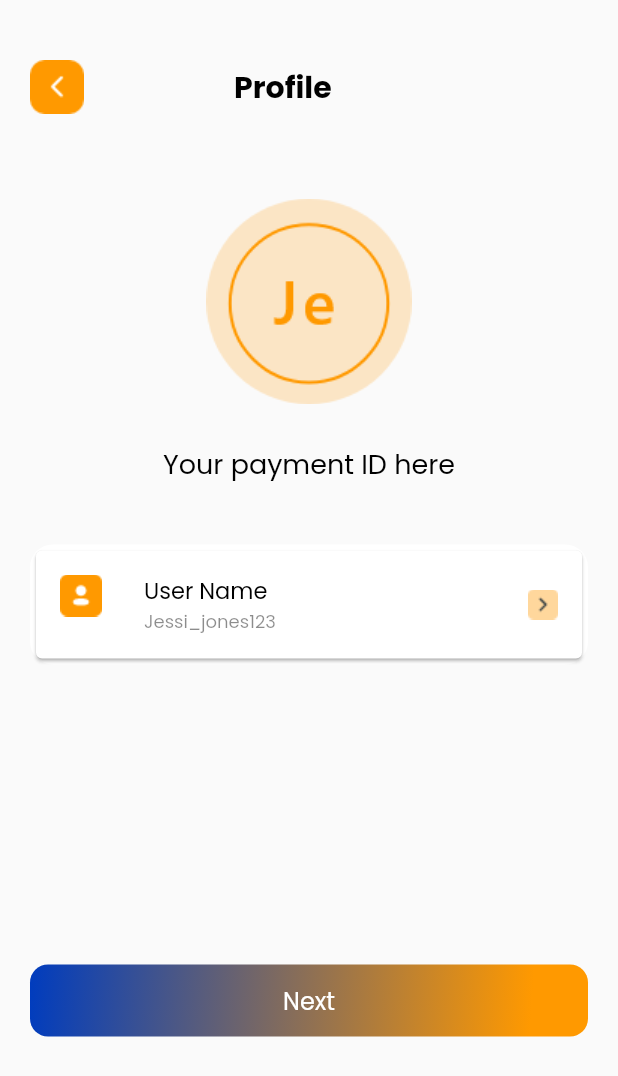
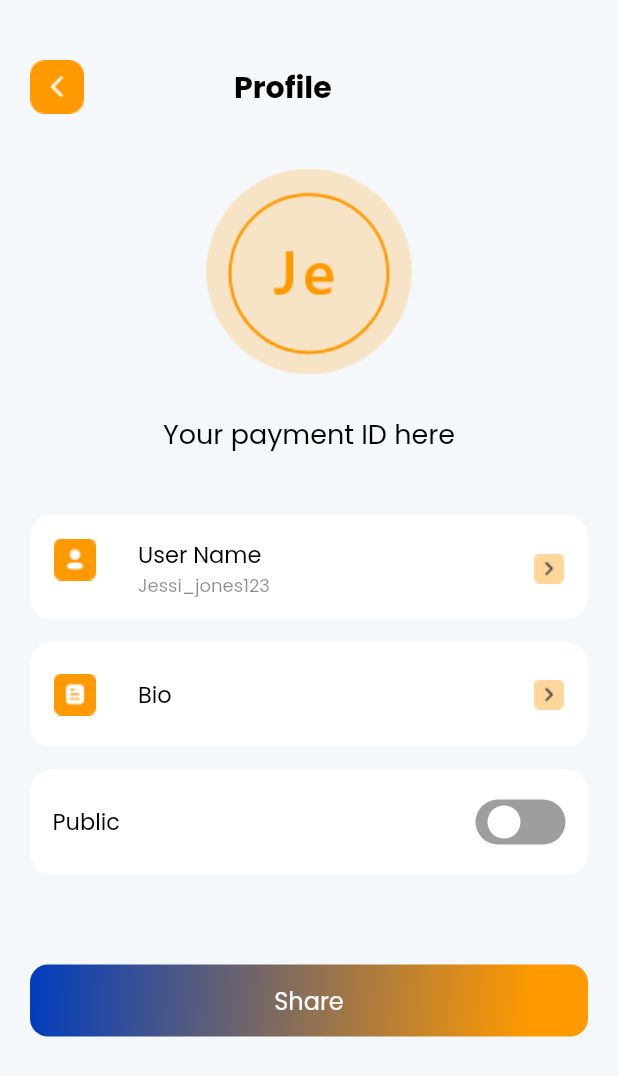
Before and after one commit to shahrukhktk/Payment-Flutter-App, a Flutter app: the ProfilePage screen opened directly, on a phone screen of 412 x 824 dp. Shown: the top 1076 px of the screen. Run offline on Flutter 3.47's test engine with Material 2 defaults, Android fonts, the phone set to English and light mode, and no system bars; drawn by our look-alikes of flutter_switch; our stand-ins replace flutter_svg, persistent_bottom_nav_bar; missing offline and left inert: country_pickers.

Commit message:
init commit

```diff
--- a/lib/constant/app_assets.dart
+++ b/lib/constant/app_assets.dart
@@ -4,6 +4,8 @@ class  AppColors {
   static Color primary_color = Color(0xFFFF9900);
   static Color secondary_color = Color(0xFF003CBE);
   static Color offwhite_color = Color(0xFFF5F8FA);
+  static Color background_color = Color(0xFFF5F8FA);
+
 
 
 
--- a/lib/screens/profile_page.dart
+++ b/lib/screens/profile_page.dart
@@ -1,6 +1,8 @@
 import 'package:flutter/cupertino.dart';
 import 'package:flutter/material.dart';
+import 'package:payment_app/constant/app_assets.dart';
 import 'package:payment_app/screens/settingpage.dart';
+import 'package:flutter_switch/flutter_switch.dart';
 import 'package:payment_app/constant/custom_listtile.dart';
 
 class ProfilePage extends StatefulWidget {
@@ -9,9 +11,14 @@ class ProfilePage extends StatefulWidget {
 }
 
 class _ProfilePageState extends State<ProfilePage> {
+
+  bool isToggled = false;
+
   @override
   Widget build(BuildContext context) {
+
     return Scaffold(
+      backgroundColor: AppColors.background_color,
       body: ListView(
         padding: EdgeInsets.all(20),
         children: [
@@ -47,7 +54,7 @@ class _ProfilePageState extends State<ProfilePage> {
           ),
 
           Padding(
-            padding: const EdgeInsets.only(top: 50, bottom: 20),
+            padding: const EdgeInsets.only(top: 30, bottom: 20),
             child: Image(image: AssetImage('images/je.png'), height: 150,),
           ),
 
@@ -75,17 +82,82 @@ class _ProfilePageState extends State<ProfilePage> {
             child: Padding(
               padding: const EdgeInsets.only(top: 40.0),
               child: Container(
-                height: 80,
+                height: 70,
                 decoration: BoxDecoration(
                   color: Colors.white,
                   borderRadius: BorderRadius.circular(15),
                 ),
-                child: Card(
-                  shadowColor: Colors.grey,
-                  elevation: 1,
-                  child: Center(
-                    child: usernameListItem(title: "User Name", subtitle: "Jessi_jones123",),
-                  ),
+                child: Center(
+                  child: usernameListItem(title: "User Name", subtitle: "Jessi_jones123",),
+                ),
+              ),
+            ),
+          ),
+
+          GestureDetector(
+            onTap: ()
+            {
+              Navigator.push(context,
+                MaterialPageRoute(builder: (context) => ProfilePage()),);
+            },
+            child: Padding(
+              padding: const EdgeInsets.only(top: 15.0),
+              child: Container(
+                height: 70,
+                decoration: BoxDecoration(
+                  color: Colors.white,
+                  borderRadius: BorderRadius.circular(15),
+                ),
+                child: Center(
+                  child: bioListItem(title: "Bio",),
+                ),
+              ),
+            ),
+          ),
+
+          GestureDetector(
+            onTap: ()
+            {
+              Navigator.push(context,
+                MaterialPageRoute(builder: (context) => ProfilePage()),);
+            },
+            child: Padding(
+              padding: const EdgeInsets.only(top: 15.0),
+              child: Container(
+                height: 70,
+                decoration: BoxDecoration(
+                  color: Colors.white,
+                  borderRadius: BorderRadius.circular(15),
+                ),
+                child: Center(
+                  child: Padding(
+                    padding: const EdgeInsets.only(left: 15.0, right: 15),
+                    child: Row(
+                      crossAxisAlignment: CrossAxisAlignment.center,
+                      mainAxisAlignment: MainAxisAlignment.spaceBetween,
+                      children: [
+                        Text('Public', style: TextStyle(
+                            fontSize: 15.0, fontFamily: 'Poppins', color: Colors.black
+                        ),),
+
+                        FlutterSwitch(
+                          height: 30.0,
+                          width: 60.0,
+                          padding: 4.0,
+                          toggleSize: 30.0,
+                          borderRadius: 25.0,
+                          activeColor: AppColors.primary_color,
+                          value: isToggled,
+                          onToggle: (value) {
+                            setState(() {
+                              isToggled = value;
+                            });
+                          },
+                        ),
+
+                      ],
+                    ),
+                  )
                 ),
               ),
             ),
@@ -93,7 +165,7 @@ class _ProfilePageState extends State<ProfilePage> {
 
           //Back Btn
           Padding(
-            padding: const EdgeInsets.only(top: 200.0),
+            padding: const EdgeInsets.only(top: 60.0),
             child: GestureDetector(
               onTap: () {
                 // Navigator.push(context,
@@ -117,7 +189,7 @@ class _ProfilePageState extends State<ProfilePage> {
                 ),
                 child: Center(
                   child: Text(
-                    "Next",
+                    "Share",
                     style: TextStyle(
                         fontSize: 16.0,
                         fontFamily: 'Poppins',
--- a/pubspec.yaml
+++ b/pubspec.yaml
@@ -32,6 +32,7 @@ dependencies:
   country_pickers: any
   pin_code_fields: any
   persistent_bottom_nav_bar: any
+  flutter_switch: ^0.0.2
 
 dev_dependencies:
   flutter_test:
```
Also changed, not shown: pubspec.lock.
